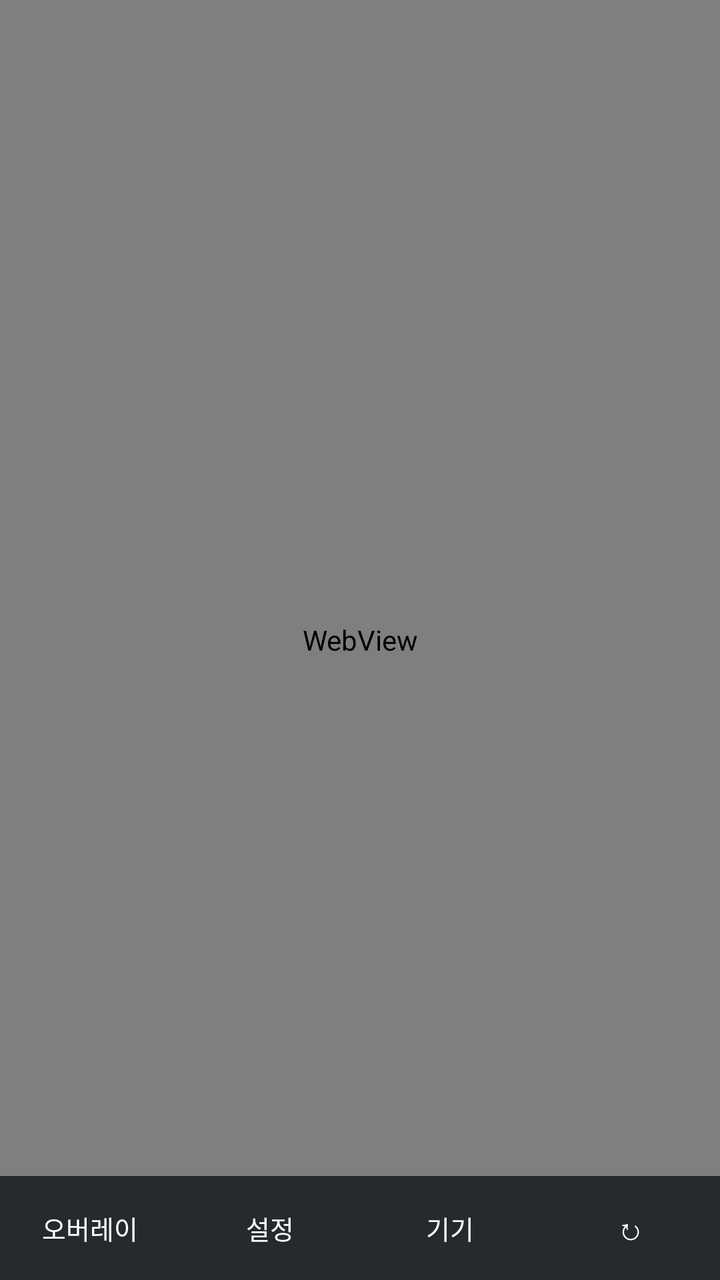
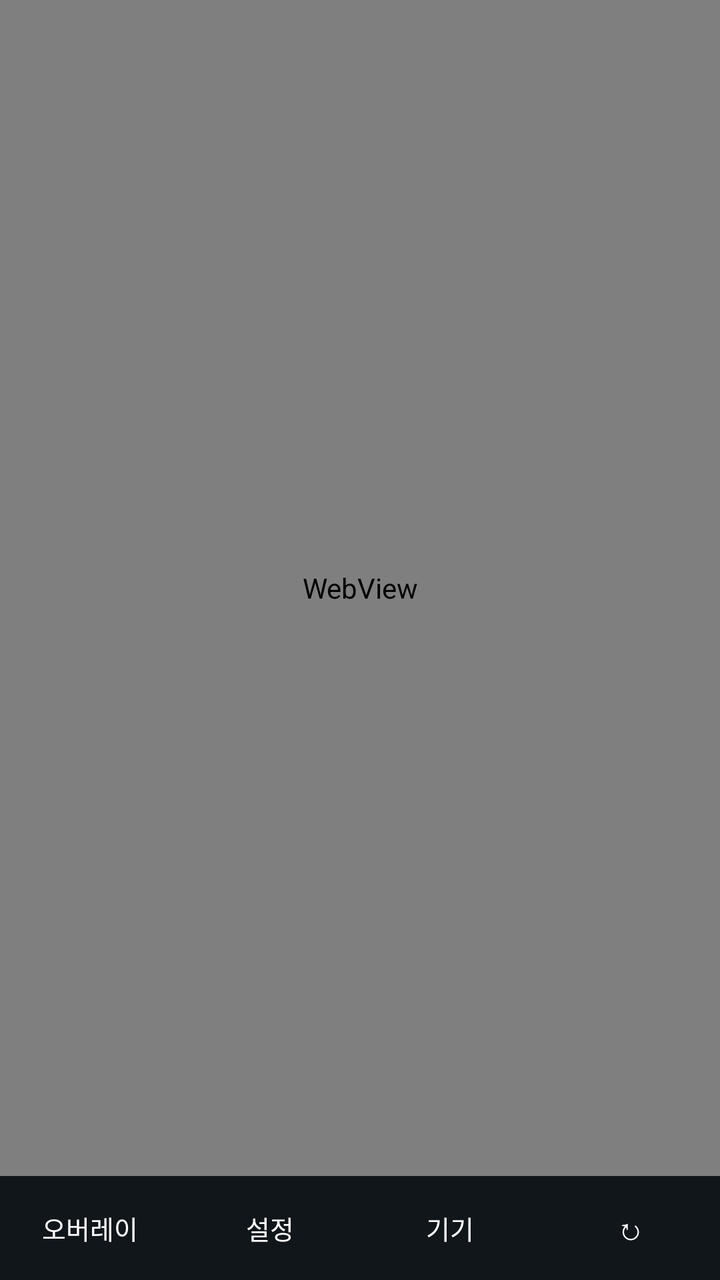

Screens rendered from an Android XML layout before and after an edit, with the pre-edit source and the edit as a unified diff.
<!-- AndroidManifest.xml: application theme Theme.CarrotHud -->
<!-- res/layout/activity_main.xml -->
<?xml version="1.0" encoding="utf-8"?>
<FrameLayout xmlns:android="http://schemas.android.com/apk/res/android"
    android:layout_width="match_parent"
    android:layout_height="match_parent"
    android:background="#000000">

    <WebView
        android:id="@+id/web"
        android:layout_width="match_parent"
        android:layout_height="match_parent" />

    <LinearLayout
        android:layout_width="match_parent"
        android:layout_height="wrap_content"
        android:layout_gravity="bottom"
        android:orientation="horizontal"
        android:background="#CC11161B"
        android:paddingTop="2dp"
        android:paddingBottom="2dp">

        <Button
            android:id="@+id/btnOverlay"
            android:layout_width="0dp"
            android:layout_height="wrap_content"
            android:layout_weight="1"
            android:background="@android:color/transparent"
            android:minWidth="0dp"
            android:textColor="#FFFFFF"
            android:textSize="13sp"
            android:text="@string/btn_overlay" />

        <Button
            android:id="@+id/btnSettings"
            android:layout_width="0dp"
            android:layout_height="wrap_content"
            android:layout_weight="1"
            android:background="@android:color/transparent"
            android:minWidth="0dp"
            android:textColor="#FFFFFF"
            android:textSize="13sp"
            android:text="@string/btn_settings" />

        <Button
            android:id="@+id/btnDevices"
            android:layout_width="0dp"
            android:layout_height="wrap_content"
            android:layout_weight="1"
            android:background="@android:color/transparent"
            android:minWidth="0dp"
            android:textColor="#FFFFFF"
            android:textSize="13sp"
            android:text="@string/btn_devices" />

        <Button
            android:id="@+id/btnReload"
            android:layout_width="0dp"
            android:layout_height="wrap_content"
            android:layout_weight="1"
            android:background="@android:color/transparent"
            android:minWidth="0dp"
            android:textColor="#FFFFFF"
            android:textSize="15sp"
            android:text="@string/btn_reload" />
    </LinearLayout>
</FrameLayout>
<!-- resources referenced by this layout -->
<resources>
  <string name="btn_devices">기기</string>
  <string name="btn_overlay">오버레이</string>
  <string name="btn_reload">↻</string>
  <string name="btn_settings">설정</string>
  <style name="Theme.CarrotHud" parent="Theme.AppCompat.NoActionBar">
          <item name="android:windowBackground">@android:color/black</item>
          <item name="android:statusBarColor">#000000</item>
      </style>
</resources>

<!-- the commit's change to res/layout/activity_main.xml (unified diff, before → after) -->
@@ -1,20 +1,21 @@
 <?xml version="1.0" encoding="utf-8"?>
-<FrameLayout xmlns:android="http://schemas.android.com/apk/res/android"
+<LinearLayout xmlns:android="http://schemas.android.com/apk/res/android"
     android:layout_width="match_parent"
     android:layout_height="match_parent"
+    android:orientation="vertical"
     android:background="#000000">
 
     <WebView
         android:id="@+id/web"
         android:layout_width="match_parent"
-        android:layout_height="match_parent" />
+        android:layout_height="0dp"
+        android:layout_weight="1" />
 
     <LinearLayout
         android:layout_width="match_parent"
         android:layout_height="wrap_content"
-        android:layout_gravity="bottom"
         android:orientation="horizontal"
-        android:background="#CC11161B"
+        android:background="#11161B"
         android:paddingTop="2dp"
         android:paddingBottom="2dp">
 
@@ -62,4 +63,4 @@
             android:textSize="15sp"
             android:text="@string/btn_reload" />
     </LinearLayout>
-</FrameLayout>
+</LinearLayout>
